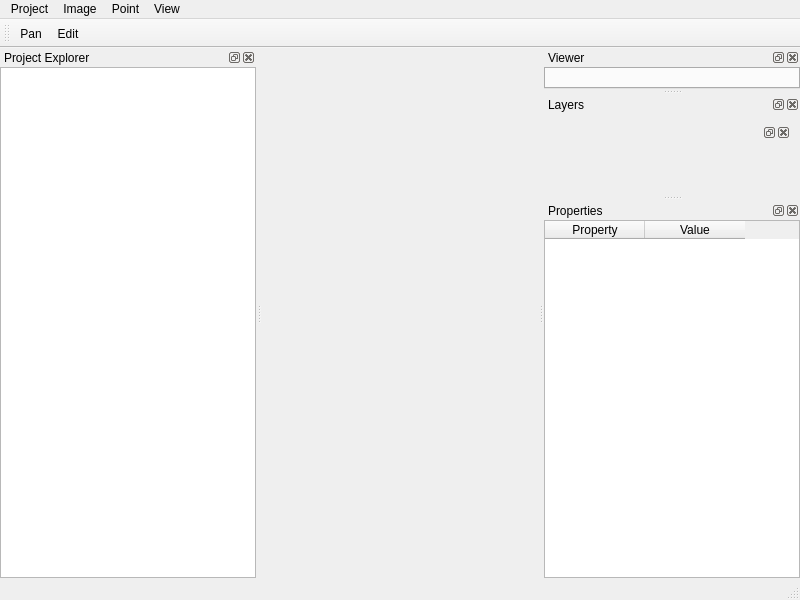
Old version of the form mainwindow.ui in the repository GastonMauroDiaz/rcaiman-projects.
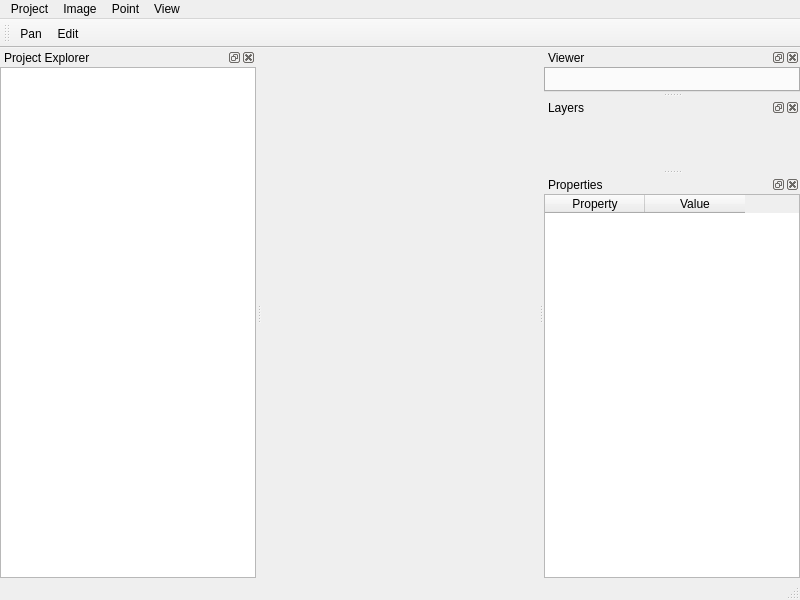
New version of the form. Icons and pictures are not drawn. Custom widgets are drawn as their Qt base class.

Commit message: Improve edit points and add layer style

```diff
--- a/mainwindow.ui
+++ b/mainwindow.ui
@@ -148,7 +148,7 @@
    <widget class="QWidget" name="dockLayersContents">
     <layout class="QVBoxLayout" name="dockLayersLayout">
      <item>
-      <widget class="LayersDock" name="layersDock" native="true"/>
+      <widget class="LayersDock" name="layersDock"/>
      </item>
     </layout>
    </widget>
@@ -304,7 +304,7 @@
   </customwidget>
   <customwidget>
    <class>LayersDock</class>
-   <extends>QDockWidget</extends>
+   <extends>QWidget</extends>
    <header>layersdock.h</header>
   </customwidget>
  </customwidgets>
```
Left out of the diff: 4 changed lines with no effect on the pictures. The commit also changes 36 other files.
